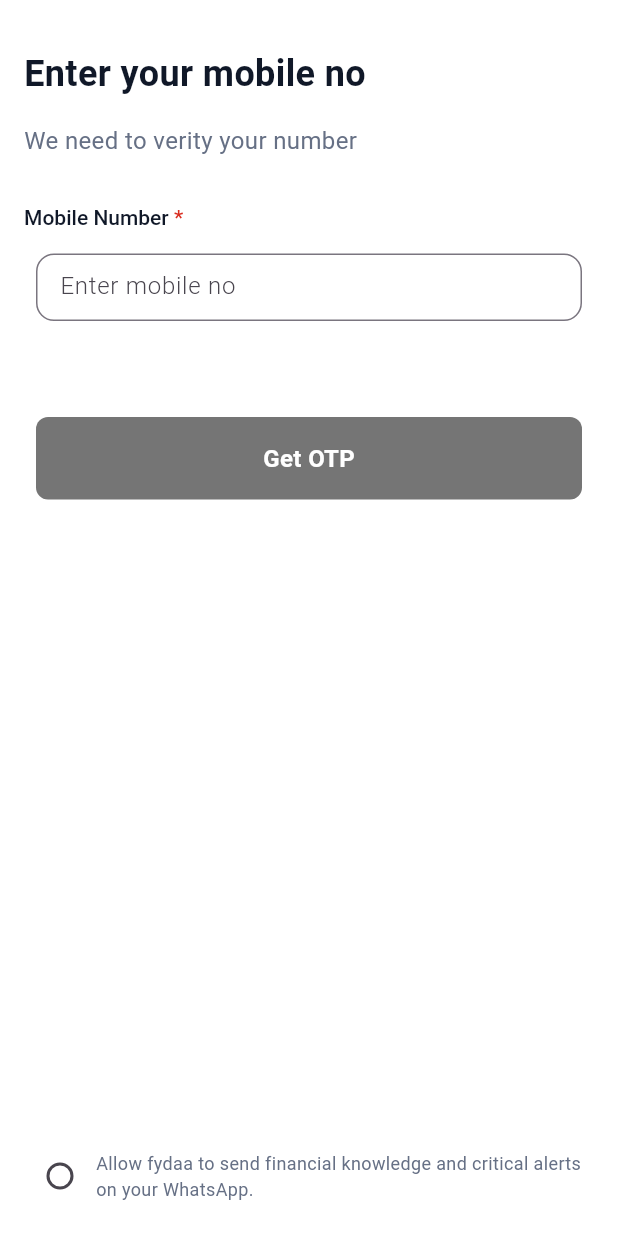
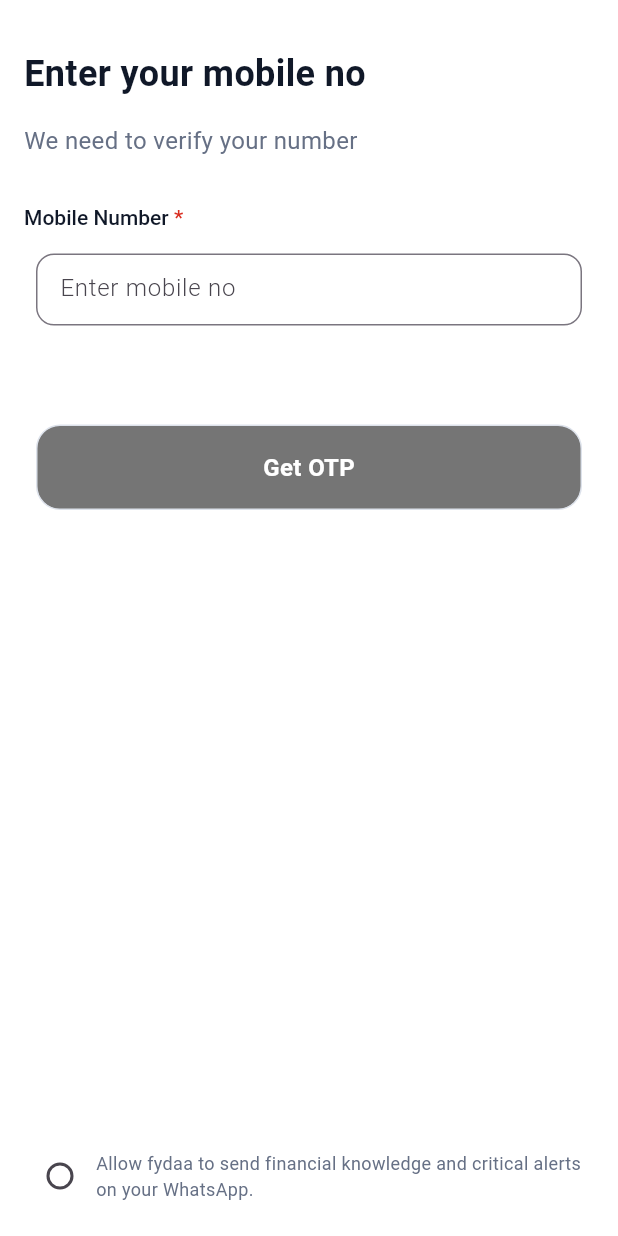
Before and after one commit to vivekprasad99/mscpl_vivek, a Flutter app: the screen it shows after launch, on a phone screen of 412 x 824 dp. Run offline on Flutter 3.47's test engine with Material 3 defaults, Android fonts, the phone set to English and light mode, and no system bars.

Commit message:
written the logic for Login and otp validation.

```diff
--- a/lib/otp_validator/auth/feature/login_screen/widget/login_screen_widget.dart
+++ b/lib/otp_validator/auth/feature/login_screen/widget/login_screen_widget.dart
@@ -1,5 +1,6 @@
 import 'package:flutter/material.dart';
 import 'package:flutter/services.dart';
+import 'package:mscpl_vivek/otp_validator/core/widget/global_widget/primary_button.dart';
 import 'package:provider/provider.dart';
 import '../../../../core/utils/custom_colors.dart';
 import '../../../../core/widget/global_widget/textfield.dart';
@@ -45,22 +46,12 @@ class _LoginScreenWidgetState extends State<LoginScreenWidget> {
       child: Column(
         crossAxisAlignment: CrossAxisAlignment.start,
         children: [
-          const Column(
-            children: [
-              Text(
-                "Enter your mobile no",
-                style: TextStyle(
-                    color: titleTextColor,
-                    fontWeight: FontWeight.bold,
-                    fontSize: 24),
-              ),
-            ],
-          ),
+          _buildTitleText(),
           const SizedBox(
             height: 16,
           ),
           const Text(
-            "We need to verity your number",
+            "We need to verify your number",
             style: TextStyle(
                 color: subTitleTextColor,
                 fontWeight: FontWeight.w400,
@@ -82,6 +73,14 @@ class _LoginScreenWidgetState extends State<LoginScreenWidget> {
           _buildBottomText(),
         ],
       ),
+    );
+  }
+
+  Widget _buildTitleText() {
+    return const Text(
+      "Enter your mobile no",
+      style: TextStyle(
+          color: titleTextColor, fontWeight: FontWeight.bold, fontSize: 24),
     );
   }
 
@@ -113,6 +112,7 @@ class _LoginScreenWidgetState extends State<LoginScreenWidget> {
           LengthLimitingTextInputFormatter(10),
           FilteringTextInputFormatter.digitsOnly,
         ],
+        height: 50,
         keyboardType: TextInputType.phone,
         focusNode: _phoneFN,
       ),
@@ -122,34 +122,18 @@ class _LoginScreenWidgetState extends State<LoginScreenWidget> {
   Widget _buildGetOtpButton() {
     return Consumer<LoginProvider>(
         builder: (BuildContext context, LoginProvider value, Widget? child) {
-      return InkWell(
-        onTap: () {
-          value.isGetOtpVuttonDisabled || !value.isRadioButtonEnabled
+      return PrimaryButton(
+        onPressed: value.isGetOtpVuttonDisabled || !value.isRadioButtonEnabled
             ? null
-              : onGetOtpTap();
+            : () {
+                onGetOtpTap();
               },
-        child: Padding(
-          padding: const EdgeInsets.all(8.0),
-          child: Container(
-            padding: const EdgeInsets.symmetric(horizontal: 24, vertical: 16),
-            width: double.infinity,
-            decoration: BoxDecoration(
-                color:
-                    value.isGetOtpVuttonDisabled || !value.isRadioButtonEnabled
+        color: value.isGetOtpVuttonDisabled || !value.isRadioButtonEnabled
             ? Colors.grey[600]
             : titleTextColor,
-                borderRadius: BorderRadius.circular(8.0)),
-            child: const Center(
-              child: Text(
-                "Get OTP",
-                style: TextStyle(
-                    color: primaryBackgroundColor,
-                    fontWeight: FontWeight.bold,
-                    fontSize: 16),
-              ),
-            ),
-          ),
-        ),
+        borderRadius: 16.0,
+        text: "Get OTP",
+        textColor: primaryBackgroundColor,
       );
     });
   }
@@ -170,6 +154,7 @@ class _LoginScreenWidgetState extends State<LoginScreenWidget> {
                     .updateRadioButton(values.isRadioButtonEnabled);
                 _onTextChangeListener();
               },
+              activeColor: activeRadioColor,
               toggleable: true,
             ),
             const Expanded(
@@ -193,7 +178,8 @@ class _LoginScreenWidgetState extends State<LoginScreenWidget> {
   }
 
   void onGetOtpTap() {
-    Navigator.of(context).push(MaterialPageRoute(
+    Navigator.of(context)
+        .push(MaterialPageRoute(
             builder: (context) => OtpVerificationWidget(
                   mobileNumber: _phoneTEC.text,
                 )));
--- a/lib/otp_validator/auth/feature/otp_verification/providers/otp_verification_provider.dart
+++ b/lib/otp_validator/auth/feature/otp_verification/providers/otp_verification_provider.dart
@@ -3,17 +3,25 @@ import 'dart:async';
 import 'package:flutter/material.dart';
 
 class OtpVerificationProvider extends ChangeNotifier {
-
-
   String _timerText = '02:50';
   String getRemainingTime() => _timerText;
 
+  String _otpText = '';
+  String get otpText => _otpText;
 
+  final String _validOtpCode = '934477';
+  String get validOtpCode => _validOtpCode;
 
-  updateRemainingTime(int timerMaxSeconds,int currentSeconds) {
+  updateRemainingTime(int timerMaxSeconds, int currentSeconds) {
     String timerText =
         '${((timerMaxSeconds - currentSeconds) ~/ 60).toString().padLeft(2, '0')}:${((timerMaxSeconds - currentSeconds) % 60).toString().padLeft(2, '0')}';
     _timerText = timerText;
     notifyListeners();
   }
+
+  void validateOtp(String? value)
+  {
+    _otpText = value!;
+    notifyListeners();
+  }
 }
--- a/lib/otp_validator/core/utils/custom_colors.dart
+++ b/lib/otp_validator/core/utils/custom_colors.dart
@@ -1,5 +1,4 @@
 import 'package:flutter/material.dart';
-
 
 const Color primaryBackgroundColor = Colors.white;
 const Color titleTextColor = Color(0xFF101828);
@@ -8,3 +7,6 @@ const Color textColor = Color(0xFF101828);
 const Color errorColor = Color(0xFFD92D20);
 const Color borderLineColor = Color(0xffF2F4F7);
 const Color buttonBorderColor = Color(0xFFDDE2EB);
+const Color invalidOtpColor = Color(0xFFEA5959);
+const Color validOtpColor = Color(0xFF43BF77);
+const Color activeRadioColor = Color(0xFF007DFB);
--- a/lib/otp_validator/core/widget/global_widget/pin_code_field/src/pin_code_fields.dart
+++ b/lib/otp_validator/core/widget/global_widget/pin_code_field/src/pin_code_fields.dart
@@ -13,8 +13,6 @@ class PinCodeField extends StatefulWidget {
   final bool blinkWhenObscuring;
   final Duration blinkDuration;
   final ValueChanged<String>? onValidate;
-  // final ValueChanged<String>? onCompleted;
-  // final ValueChanged<String>? onSubmitted;
   final VoidCallback? onEditingComplete;
   final TextStyle? textStyle;
   final TextStyle? pastedTextStyle;
@@ -73,7 +71,6 @@ class PinCodeField extends StatefulWidget {
     this.blinkWhenObscuring = false,
     this.blinkDuration = const Duration(milliseconds: 500),
     this.onValidate,
-    // this.onCompleted,
     this.backgroundColor,
     this.mainAxisAlignment = MainAxisAlignment.spaceBetween,
     this.animationDuration = const Duration(milliseconds: 150),
@@ -94,7 +91,6 @@ class PinCodeField extends StatefulWidget {
     this.textInputAction = TextInputAction.done,
     this.autoDismissKeyboard = true,
     this.autoDisposeControllers = true,
-    // this.onSubmitted,
     this.onEditingComplete,
     this.errorAnimationController,
     this.beforeTextPaste,
--- /dev/null
+++ b/lib/otp_validator/core/widget/global_widget/primary_button.dart
@@ -0,0 +1,47 @@
+import 'package:flutter/material.dart';
+import 'package:mscpl_vivek/otp_validator/core/utils/custom_colors.dart';
+
+class PrimaryButton extends StatelessWidget {
+  final Color? color;
+  final String text;
+  final VoidCallback? onPressed;
+  final Widget? child;
+  final double fontSize;
+  final Color textColor;
+  final double borderRadius;
+  const PrimaryButton(
+      {Key? key,
+      this.color = titleTextColor,
+      required this.onPressed,
+      this.text = "",
+      this.child,
+      this.fontSize = 16,
+      this.textColor = Colors.white,
+      this.borderRadius = 8.0})
+      : super(key: key);
+
+  @override
+  Widget build(BuildContext context) {
+    return InkWell(
+      onTap: onPressed,
+      child: Padding(
+        padding: const EdgeInsets.all(8.0),
+        child: Container(
+          padding: const EdgeInsets.symmetric(horizontal: 24, vertical: 16),
+          width: double.infinity,
+          decoration: BoxDecoration(
+              color: color, borderRadius: BorderRadius.circular(borderRadius),
+              border: Border.all(color: buttonBorderColor)
+          ),
+          child: Center(
+            child: Text(
+              text,
+              style: TextStyle(
+                  color: textColor, fontWeight: FontWeight.bold, fontSize: 16),
+            ),
+          ),
+        ),
+      ),
+    );
+  }
+}
```
Also changed, not shown: lib/otp_validator/auth/feature/otp_verification/widget/otp_verification_widget.dart (+81 -28 lines). Lines whose indentation alone changed are shown as unchanged.
